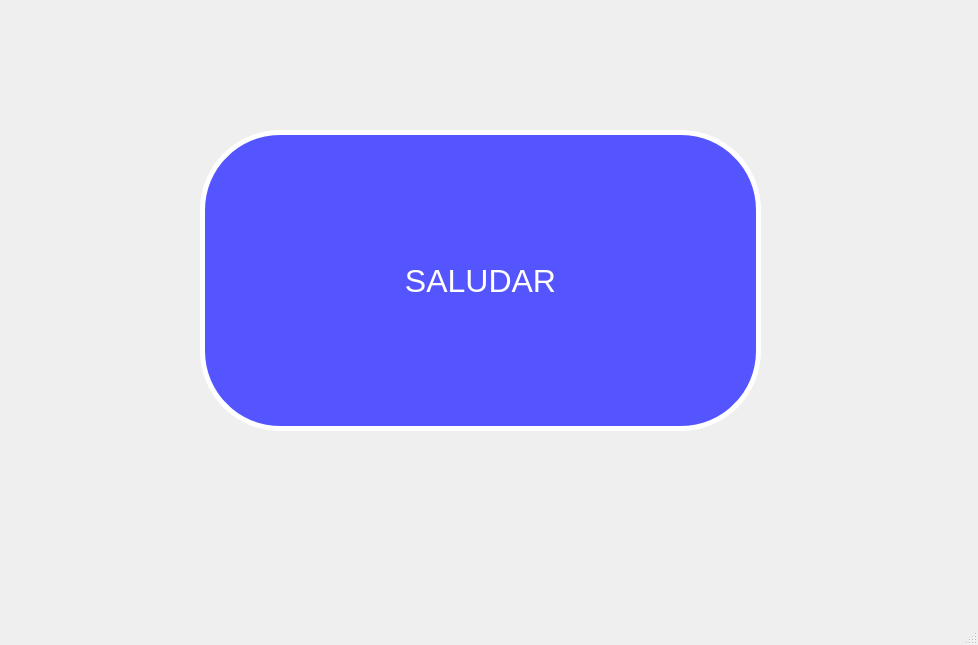
Above: Unidad 1/P02_EjemploMensajeEmergente.ui from Alex-gs22/PIP_2025_1_Eq7 before the change. Below: the same form after it.
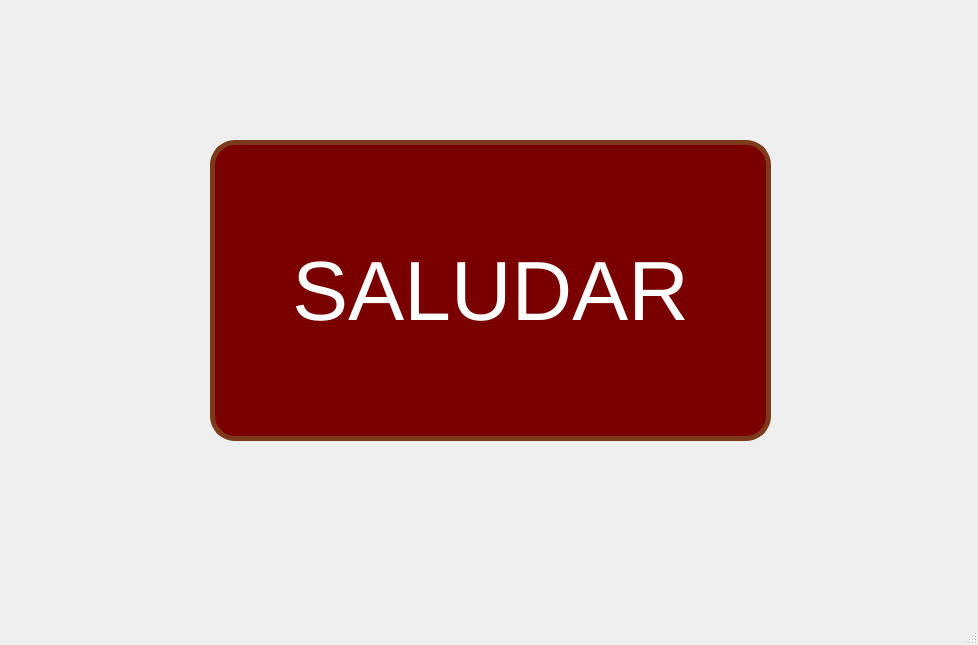
That is the form after the change.

```diff
--- a/Unidad 1/P02_EjemploMensajeEmergente.ui
+++ b/Unidad 1/P02_EjemploMensajeEmergente.ui
@@ -17,22 +17,22 @@
    <widget class="QPushButton" name="btn_Saludar">
     <property name="geometry">
      <rect>
-      <x>200</x>
-      <y>130</y>
+      <x>210</x>
+      <y>140</y>
       <width>561</width>
       <height>301</height>
      </rect>
     </property>
     <property name="font">
      <font>
-      <pointsize>24</pointsize>
+      <pointsize>63</pointsize>
      </font>
     </property>
     <property name="styleSheet">
-     <string notr="true">background-color: rgb(85, 85, 255);
+     <string notr="true">background-color: rgb(122, 0, 0);
 color: rgb(255, 255, 255);
-border-radius: 80px;
-border: 5px solid white;</string>
+border-radius: 25px;
+border: 5px solid rgb(125, 58, 26);</string>
     </property>
     <property name="text">
      <string>SALUDAR</string>
```
